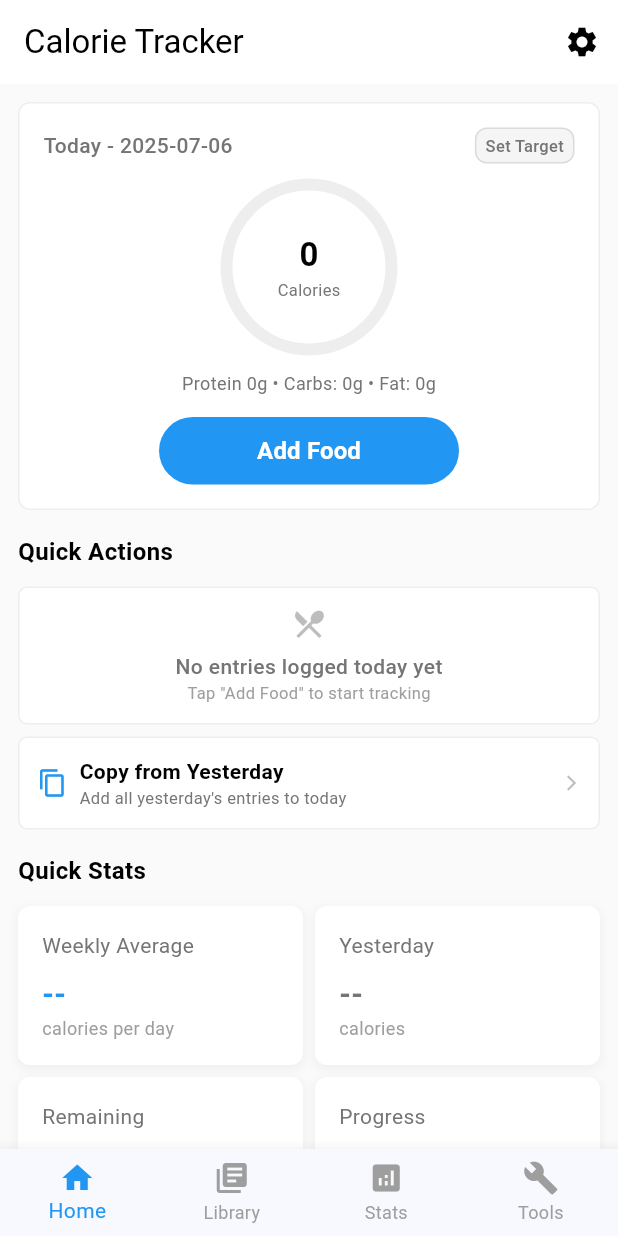
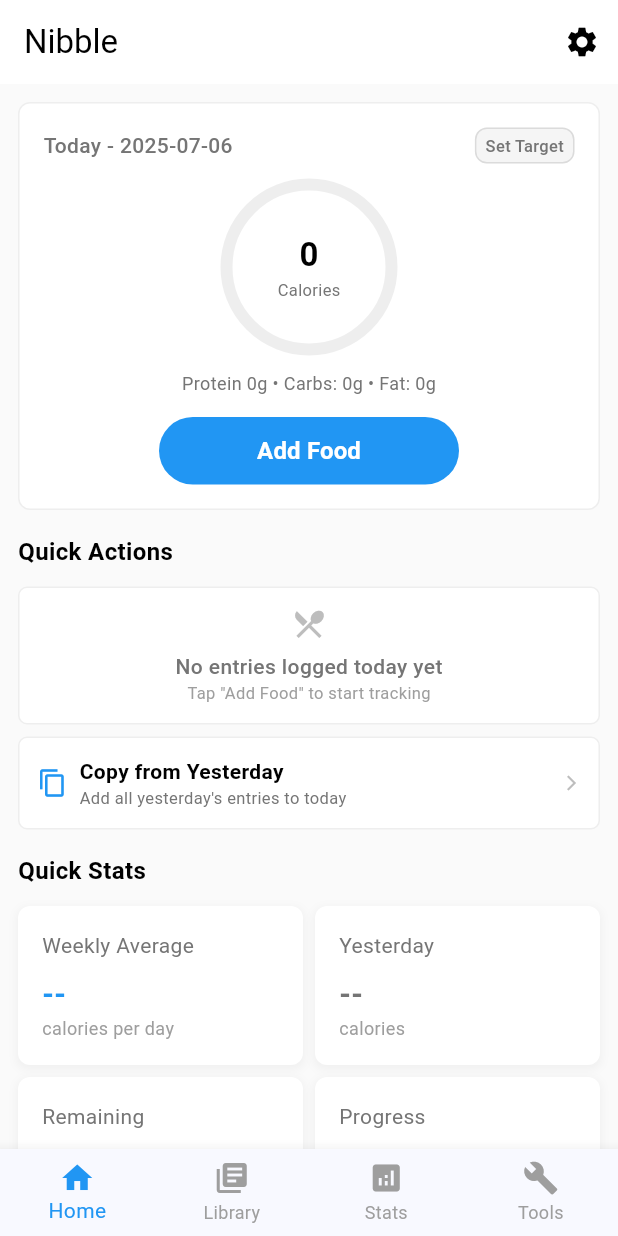
Before and after one commit to mylordkaz/calorie_tracker, a Flutter app: the screen it shows after launch, on a phone screen of 412 x 824 dp. Run offline on Flutter 3.47's test engine with Material 3 defaults, Android fonts, the phone set to English and light mode, and no system bars; our stand-ins replace fl_chart, hive, hive_flutter, image_picker; accounts and stored records are empty.

Commit message:
feat: change app name

```diff
--- a/lib/core/constants/app_constants.dart
+++ b/lib/core/constants/app_constants.dart
@@ -1,6 +1,6 @@
 class AppConstants {
   // App Info
-  static const String appName = 'Calorie Tracker';
+  static const String appName = 'Nibble';
 
   // Storage keys
   static const String foodBoxName = 'foods';
--- a/lib/core/routes/main_screen.dart
+++ b/lib/core/routes/main_screen.dart
@@ -1,5 +1,5 @@
 import 'package:flutter/material.dart';
-import 'package:calorie_tracker/l10n/app_localizations.dart';
+import 'package:nibble/l10n/app_localizations.dart';
 import '../../features/home/screens/home_screen.dart';
 import '../../features/libraries/library_screen.dart';
 import '../../features/stats/screens/stats_screen.dart';
--- a/lib/l10n/app_en.arb
+++ b/lib/l10n/app_en.arb
@@ -1,5 +1,5 @@
 {
-  "appName": "Calorie Tracker",
+  "appName": "Nibble",
   "home": "Home",
   "library": "Library",
   "stats": "Stats",
--- a/lib/main.dart
+++ b/lib/main.dart
@@ -7,7 +7,7 @@ import 'core/routes/main_screen.dart';
 import 'data/services/food_database_service.dart';
 import 'data/services/user_settings_service.dart';
 import 'data/services/daily_tracking_service.dart';
-import 'package:calorie_tracker/l10n/app_localizations.dart';
+import 'package:nibble/l10n/app_localizations.dart';
 
 void main() async {
   WidgetsFlutterBinding.ensureInitialized();
--- a/pubspec.yaml
+++ b/pubspec.yaml
@@ -1,5 +1,5 @@
-name: calorie_tracker
-description: "calorie_tracker mobile app"
+name: nibble
+description: "Nibble - Your calorie tracking app"
 # The following line prevents the package from being accidentally published to
 # pub.dev using `flutter pub publish`. This is preferred for private packages.
 publish_to: 'none' # Remove this line if you wish to publish to pub.dev
```
Also changed, not shown: 3 other files.
